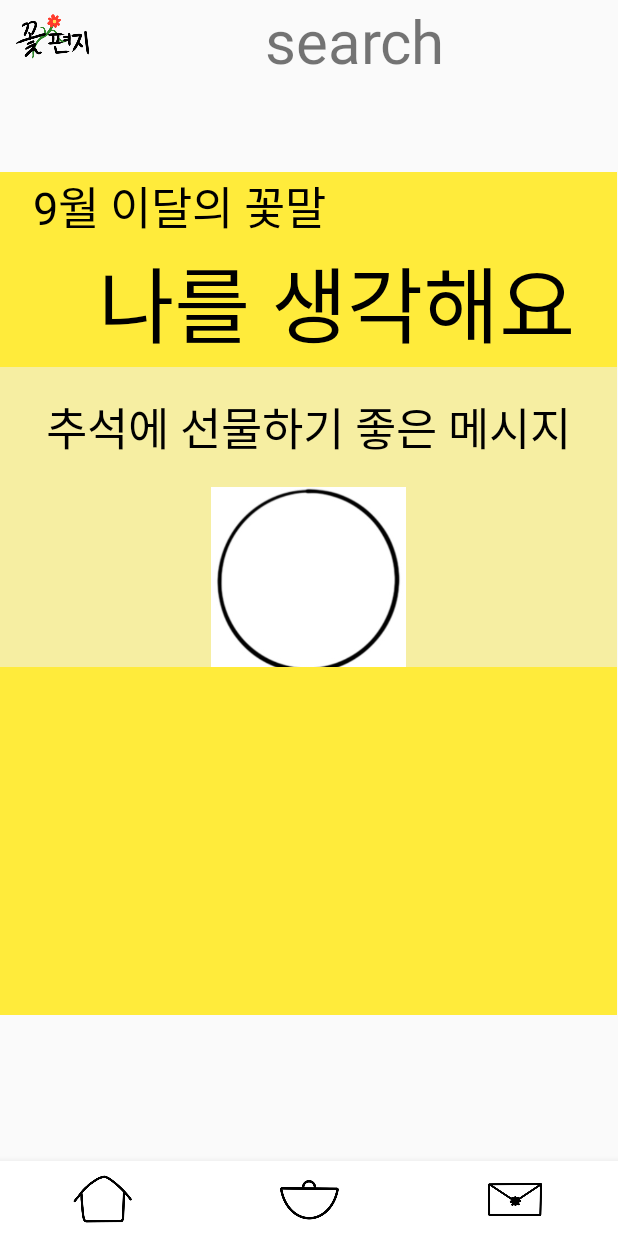
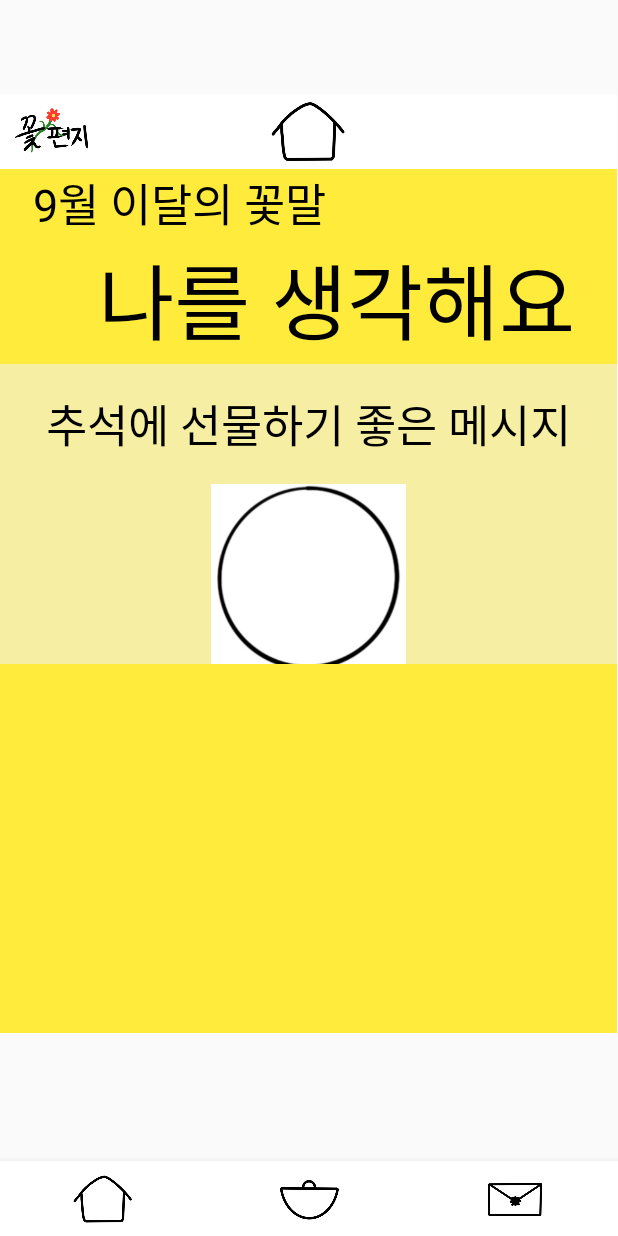
Before and after one commit to eunseo22/hackathon, an Android app: the Frag_home screen opened directly, with no data from a screen before it, on a phone screen of 412 x 824 dp. Run offline under Robolectric (Android 15) with nearby library versions, the phone set to English and light mode, and no system bars.

Commit message:
modify home 3

```diff
--- a/app/src/main/res/layout/activity_main.xml
+++ b/app/src/main/res/layout/activity_main.xml
@@ -18,40 +18,16 @@
         app:menu="@menu/bottom_menu"
         tools:layout_editor_absoluteX="1dp"/>
 
-    <LinearLayout
-        android:id="@+id/frameLayout"
-        android:layout_width="match_parent"
-        android:layout_height="50dp"
-        android:orientation="horizontal">
-
-        <LinearLayout
-            android:layout_width="10dp"
-            android:layout_height="match_parent">
-        </LinearLayout>
-        <ImageView
-            android:layout_width="50dp"
-            android:layout_height="50dp"
-            android:src="@drawable/logo"
-            android:layout_gravity="center"/>
-
-        <TextView
-            android:layout_width="match_parent"
-            android:layout_height="match_parent"
-            android:gravity="center"
-            android:text="search"
-            android:textSize="40sp" />
-
-    </LinearLayout>
 
     <FrameLayout
         android:id="@+id/main_frame"
         android:layout_width="411dp"
-        android:layout_height="612dp"
+        android:layout_height="681dp"
         app:layout_constraintBottom_toTopOf="@+id/bottom_navi"
         app:layout_constraintEnd_toEndOf="parent"
         app:layout_constraintHorizontal_bias="0.0"
         app:layout_constraintStart_toStartOf="parent"
-        app:layout_constraintTop_toBottomOf="@+id/frameLayout"
+        app:layout_constraintTop_toTopOf="parent"
         app:layout_constraintVertical_bias="0.4">
 
     </FrameLayout>
--- a/app/src/main/res/layout/frag_home.xml
+++ b/app/src/main/res/layout/frag_home.xml
@@ -2,9 +2,36 @@
 <LinearLayout
     xmlns:android="http://schemas.android.com/apk/res/android" android:layout_width="match_parent"
     android:layout_height="match_parent"
-    android:layout_marginTop="20dp"
+    android:layout_marginTop="25dp"
     android:layout_marginBottom="30dp"
     android:orientation="vertical">
+
+    <LinearLayout
+        android:id="@+id/frameLayout"
+        android:layout_width="match_parent"
+        android:layout_height="50dp"
+        android:orientation="horizontal"
+        android:background="#ffffff">
+
+        <ImageView
+            android:layout_width="50dp"
+            android:layout_height="50dp"
+            android:src="@drawable/logo"
+            android:layout_gravity="center"
+            android:layout_weight="1"/>
+        <ImageView
+            android:layout_width="50dp"
+            android:layout_height="50dp"
+            android:src="@drawable/home"
+            android:layout_gravity="center"
+            android:layout_weight="12"/>
+        <LinearLayout
+            android:layout_width="50dp"
+            android:layout_height="50dp"
+            android:layout_weight="1">
+        </LinearLayout>
+
+    </LinearLayout>
 
     <LinearLayout
         android:layout_width="match_parent"
```
Also changed, not shown: app/src/main/res/layout/frag_bag.xml (+28 -1 lines), app/src/main/res/layout/frag_cate.xml (+28 -1 lines).
